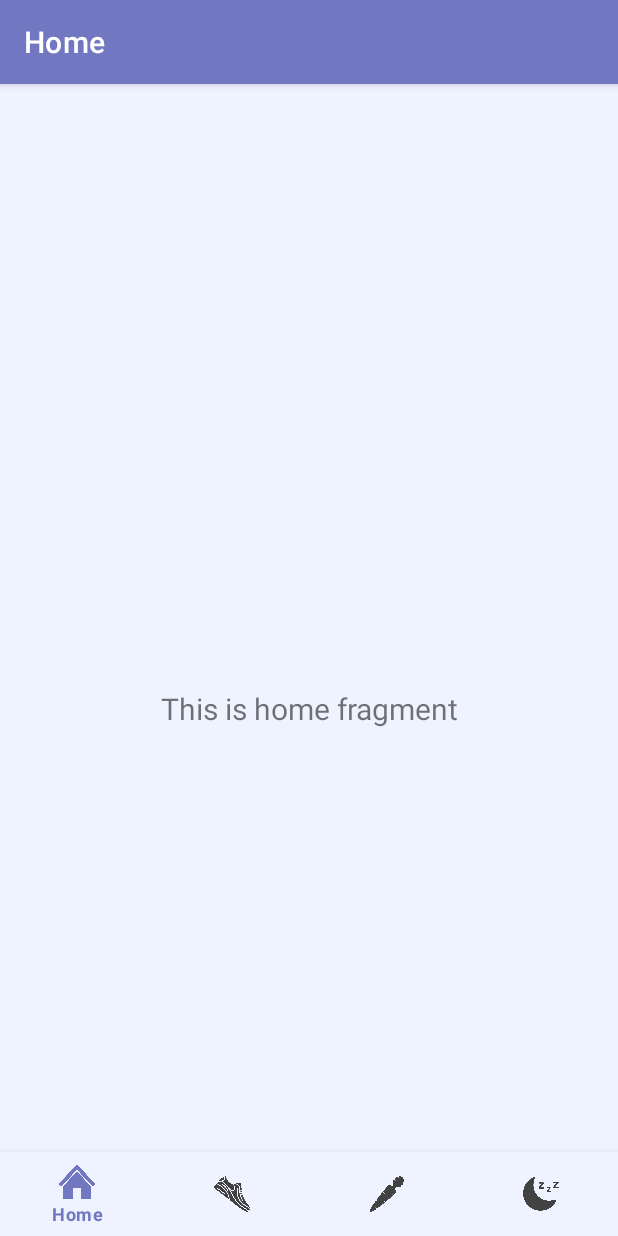
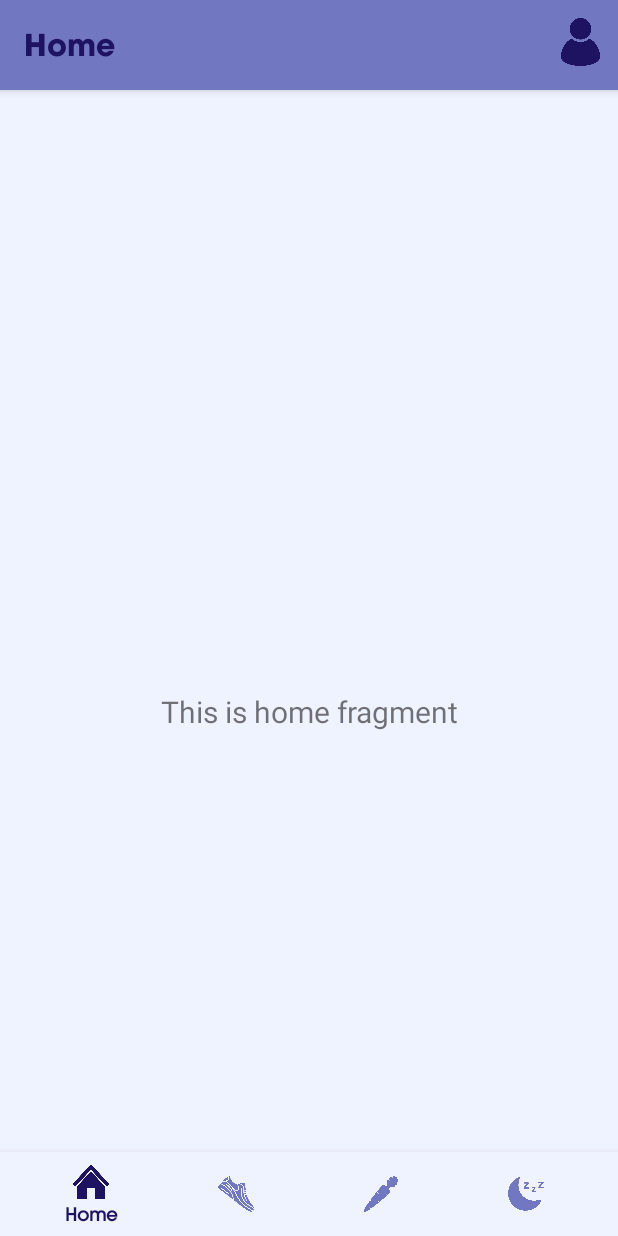
Before and after one commit to agolikov28/WholeTrack, an Android app: the MainActivity screen opened directly, with no data from a screen before it, on a phone screen of 412 x 824 dp. Run offline under Robolectric (Android 15) with nearby library versions, the light colour scheme and no system bars; our stand-ins replace navigation-ui.

Commit message:
added profile icon

```diff
--- a/app/src/main/AndroidManifest.xml
+++ b/app/src/main/AndroidManifest.xml
@@ -21,8 +21,7 @@
         <activity
             android:name=".MainActivity"
             android:exported="true"
-            android:label="@string/app_name">
-        </activity>
+            android:label="Home"></activity>
     </application>
 
 </manifest>
--- a/app/src/main/java/com/example/wholetrack/MainActivity.java
+++ b/app/src/main/java/com/example/wholetrack/MainActivity.java
@@ -1,16 +1,21 @@
 package com.example.wholetrack;
 
 import android.os.Bundle;
+import android.view.Menu;
+import android.view.MenuItem;
+
 import androidx.appcompat.app.AppCompatActivity;
 import androidx.navigation.NavController;
 import androidx.navigation.Navigation;
 import androidx.navigation.ui.AppBarConfiguration;
 import androidx.navigation.ui.NavigationUI;
+
 import com.example.wholetrack.databinding.ActivityMainBinding;
 import com.google.android.material.bottomnavigation.BottomNavigationView;
 
 public class MainActivity extends AppCompatActivity {
     private ActivityMainBinding binding;
+
     @Override
     protected void onCreate(Bundle savedInstanceState) {
         super.onCreate(savedInstanceState);
@@ -26,7 +31,25 @@ public class MainActivity extends AppCompatActivity {
         NavController navController = Navigation.findNavController(this, R.id.nav_host_fragment_activity_main);
         NavigationUI.setupActionBarWithNavController(this, navController, appBarConfiguration);
         NavigationUI.setupWithNavController(binding.navView, navController);
+
     }
 
+    // create an action bar button
+    @Override
+    public boolean onCreateOptionsMenu(Menu menu) {
+        getMenuInflater().inflate(R.menu.mymenu, menu);
+        return super.onCreateOptionsMenu(menu);
+    }
+
+    // handle button activities
+    @Override
+    public boolean onOptionsItemSelected(MenuItem item) {
+        int id = item.getItemId();
+
+        if (id == R.id.mybutton) {
+            // enter profile fragment/activity
+        }
+        return super.onOptionsItemSelected(item);
+    }
 
 }
--- a/app/src/main/res/drawable/bottom_navigation_selector.xml
+++ b/app/src/main/res/drawable/bottom_navigation_selector.xml
@@ -1,5 +1,5 @@
 <?xml version="1.0" encoding="utf-8"?>
 <selector xmlns:android="http://schemas.android.com/apk/res/android">
-    <item android:state_checked="true" android:color="@color/lightPurple" />
-    <item android:color="@color/cardview_dark_background"  />
+    <item android:state_checked="true" android:color="@color/darkPurple"/>
+    <item android:color="@color/lightPurple"  />
 </selector>
--- a/app/src/main/res/layout/activity_main.xml
+++ b/app/src/main/res/layout/activity_main.xml
@@ -13,15 +13,19 @@
         android:layout_height="wrap_content"
         android:layout_marginStart="0dp"
         android:layout_marginEnd="0dp"
-        android:background="?android:attr/windowBackground"
+        android:background="@color/whiteTint"
         app:layout_constraintBottom_toBottomOf="parent"
         app:layout_constraintLeft_toLeftOf="parent"
         app:layout_constraintRight_toRightOf="parent"
         app:menu="@menu/bottom_nav_menu"
         app:backgroundTint="@color/whiteTint"
+        app:itemTextAppearanceInactive="@style/TextAppearance.BottomNavigationView.Inactive"
+        app:itemTextAppearanceActive="@style/TextAppearance.BottomNavigationView.Active"
         app:itemIconTint="@drawable/bottom_navigation_selector"
         app:itemTextColor="@drawable/bottom_navigation_selector"
         />
+
+
 
     <fragment
         android:id="@+id/nav_host_fragment_activity_main"
@@ -29,6 +33,7 @@
         android:layout_width="match_parent"
         android:layout_height="match_parent"
         app:defaultNavHost="true"
+        android:background="@color/whiteTint"
         app:layout_constraintBottom_toTopOf="@id/nav_view"
         app:layout_constraintLeft_toLeftOf="parent"
         app:layout_constraintRight_toRightOf="parent"
--- a/app/src/main/res/menu/bottom_nav_menu.xml
+++ b/app/src/main/res/menu/bottom_nav_menu.xml
@@ -4,7 +4,8 @@
     <item
         android:id="@+id/navigation_home"
         android:icon="@drawable/home_icon"
-        android:title="@string/title_home" />
+        android:title="@string/title_home"
+        />
 
     <item
         android:id="@+id/navigation_exercise"
--- /dev/null
+++ b/app/src/main/res/menu/mymenu.xml
@@ -0,0 +1,11 @@
+<?xml version="1.0" encoding="utf-8"?>
+<menu xmlns:android="http://schemas.android.com/apk/res/android"
+        xmlns:app="http://schemas.android.com/apk/res-auto">
+        <item
+            android:id="@+id/mybutton"
+            android:title="My Profile"
+            app:showAsAction="always"
+            android:iconTint="@color/darkPurple"
+            android:icon="@drawable/darkprofile_icon"
+            />
+</menu>
--- a/app/src/main/res/values/themes.xml
+++ b/app/src/main/res/values/themes.xml
@@ -1,22 +1,63 @@
 <resources xmlns:tools="http://schemas.android.com/tools">
     <!-- Base application theme. -->
-    <style name="Theme.WholeTrack" parent="Theme.MaterialComponents.DayNight.DarkActionBar">
-        <!-- Primary brand color. -->
+<!--    <style name="Theme.WholeTrack" parent="Theme.MaterialComponents.DayNight.DarkActionBar">-->
+<!--        &lt;!&ndash; Primary brand color. &ndash;&gt;-->
+<!--        <item name="colorPrimary">@color/lightPurple</item>-->
+<!--        <item name="colorPrimaryVariant">@color/darkPurple</item>-->
+<!--        <item name="colorOnPrimary">@color/whiteTint</item>-->
+<!--        &lt;!&ndash; Secondary brand color. &ndash;&gt;-->
+<!--        <item name="colorSecondary">@color/darkPurple</item>-->
+<!--        <item name="colorSecondaryVariant">@color/bluePurple</item>-->
+<!--        <item name="colorOnSecondary">@color/lightPurple</item>-->
+<!--        &lt;!&ndash; Status bar color. &ndash;&gt;-->
+<!--        <item name="android:statusBarColor" tools:targetApi="l">?attr/colorPrimary</item>-->
+<!--        &lt;!&ndash; Customize your theme here. &ndash;&gt;-->
+
+<!--    </style>-->
+    <style name="Theme.WholeTrack" parent="Theme.AppCompat.Light.DarkActionBar">
         <item name="colorPrimary">@color/lightPurple</item>
-        <item name="colorPrimaryVariant">@color/darkPurple</item>
-        <item name="colorOnPrimary">@color/whiteTint</item>
-        <!-- Secondary brand color. -->
-        <item name="colorSecondary">@color/darkPurple</item>
-        <item name="colorSecondaryVariant">@color/bluePurple</item>
-        <item name="colorOnSecondary">@color/lightPurple</item>
-        <!-- Status bar color. -->
-        <item name="android:statusBarColor" tools:targetApi="l">?attr/colorPrimaryVariant</item>
-        <!-- Customize your theme here. -->
+        <item name="colorPrimaryDark">@color/darkPurple</item>
+        <item name="colorAccent">@color/whiteTint</item>
+        <item name="actionBarStyle">@style/AppTheme.ActionBar</item>
+    </style>
+
+    <style name="AppTheme.ActionBar" parent="Widget.AppCompat.Light.ActionBar">
+        <item name="android:titleTextStyle">@style/AppTheme.ActionBar.TitleText</item>
+        <item name="titleTextStyle">@style/AppTheme.ActionBar.TitleText</item>
+        <item name="background">@color/lightPurple</item>
+        <item name="android:height">150dp</item>
+        <item name="height">60dp</item>
+    </style>
+
+    <style name="AppTheme.ActionBar.TitleText" parent="TextAppearance.AppCompat.Widget.ActionBar.Title">
+        <item name="fontFamily">@font/avant_bold</item>
+        <item name="android:textSize">20dp</item>
+        <item name="android:textColor">@color/darkPurple</item>
+    </style>
+
+
+
+    <style name="BottomNavigationView">
+        <item name="itemTextAppearanceActive">@style/TextAppearance.BottomNavigationView.Active</item>
+        <item name="itemTextAppearanceInactive">@style/TextAppearance.BottomNavigationView.Inactive</item>
+    </style>
+
+    <!-- blank styles for better code readability-->
+    <style name="TextAppearance"/>
+    <style name="TextAppearance.BottomNavigationView"/>
+
+    <!-- inactive tab icon style -->
+    <style name="TextAppearance.BottomNavigationView.Inactive">
+        <item name="android:textSize">12sp</item>
+        <item name="android:fontFamily">@font/avant_med</item>
+    </style>
+
+    <!-- active tab icon style -->
+    <style name="TextAppearance.BottomNavigationView.Active">
+        <item name="android:textSize">12sp</item>
+        <item name="android:fontFamily">@font/avant_med</item>
 
     </style>
 
-    <style name="Widget.BottomNavigationView" parent="Widget.Design.BottomNavigationView">
-        <item name="fontFamily">@font/avant_med</item>
-        <item name="android:textSize">10sp</item>
-    </style>
+
 </resources>
```
Also changed, not shown: app/src/main/res/drawable/darkprofile_icon.png (added), app/src/main/res/drawable/profile_icon.png (added).
